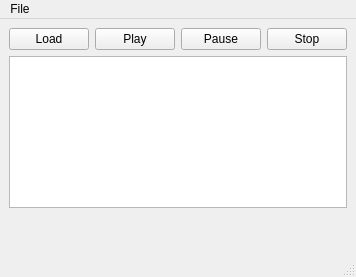
Old version of the form hrwplayer.ui in the repository hrw/modland-player.
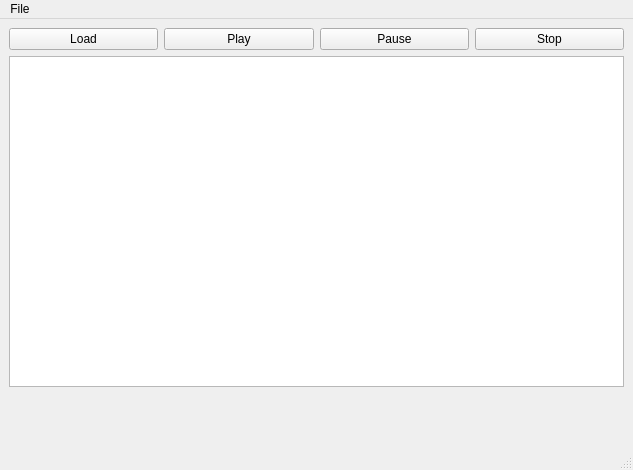
New version of the form. Custom widgets are drawn as their Qt base class.

Commit message: populate songlist on start, show playing time, select next song on finish

What changed in the file:
```diff
--- a/hrwplayer.ui
+++ b/hrwplayer.ui
@@ -6,8 +6,8 @@
    <rect>
     <x>0</x>
     <y>0</y>
-    <width>274</width>
-    <height>277</height>
+    <width>633</width>
+    <height>470</height>
    </rect>
   </property>
   <property name="windowTitle">
@@ -48,16 +48,23 @@
      </layout>
     </item>
     <item>
-     <widget class="QListView" name="SongsList"/>
+     <widget class="QListWidget" name="SongsList"/>
     </item>
     <item>
-     <layout class="QVBoxLayout" name="verticalLayout">
-      <item>
+     <layout class="QGridLayout" name="gridLayout">
+      <item row="0" column="0">
        <widget class="Phonon::SeekSlider" name="seekSlider"/>
       </item>
       <item>
        <widget class="Phonon::VolumeSlider" name="volumeSlider"/>
       </item>
+      <item row="0" column="1">
+       <widget class="QLabel" name="TimeLabel">
+        <property name="text">
+         <string/>
+        </property>
+       </widget>
+      </item>
      </layout>
     </item>
     <item>
@@ -82,13 +89,6 @@
         </property>
        </spacer>
       </item>
-      <item>
-       <widget class="QLabel" name="TimeLabel">
-        <property name="text">
-         <string/>
-        </property>
-       </widget>
-      </item>
      </layout>
     </item>
    </layout>
@@ -98,7 +98,7 @@
     <rect>
      <x>0</x>
      <y>0</y>
-     <width>274</width>
+     <width>633</width>
      <height>21</height>
     </rect>
    </property>
```
Left out of the diff: 8 changed lines with no effect on the pictures. The commit also changes 2 other files.
